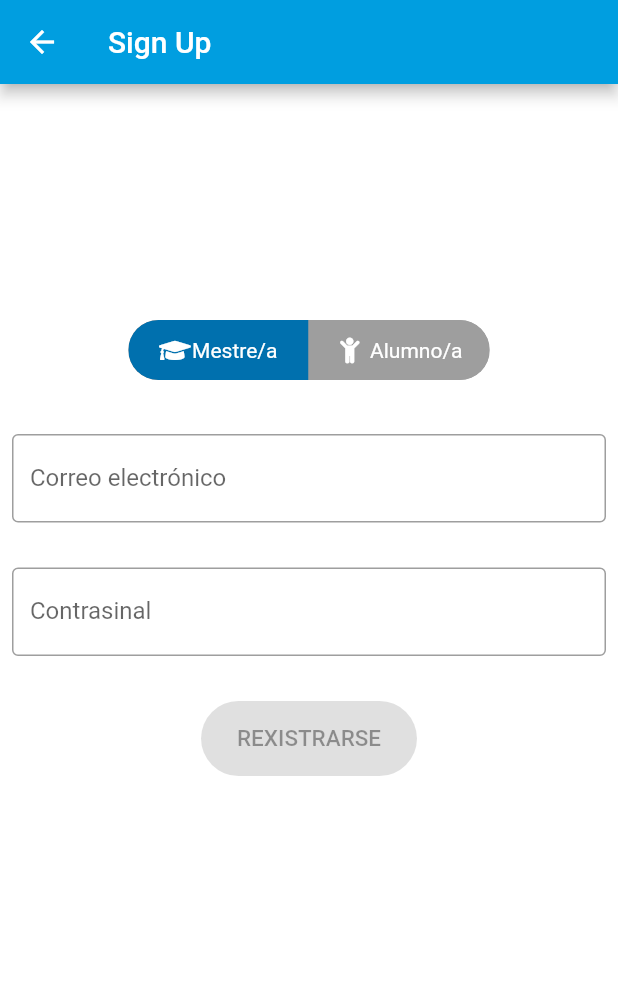
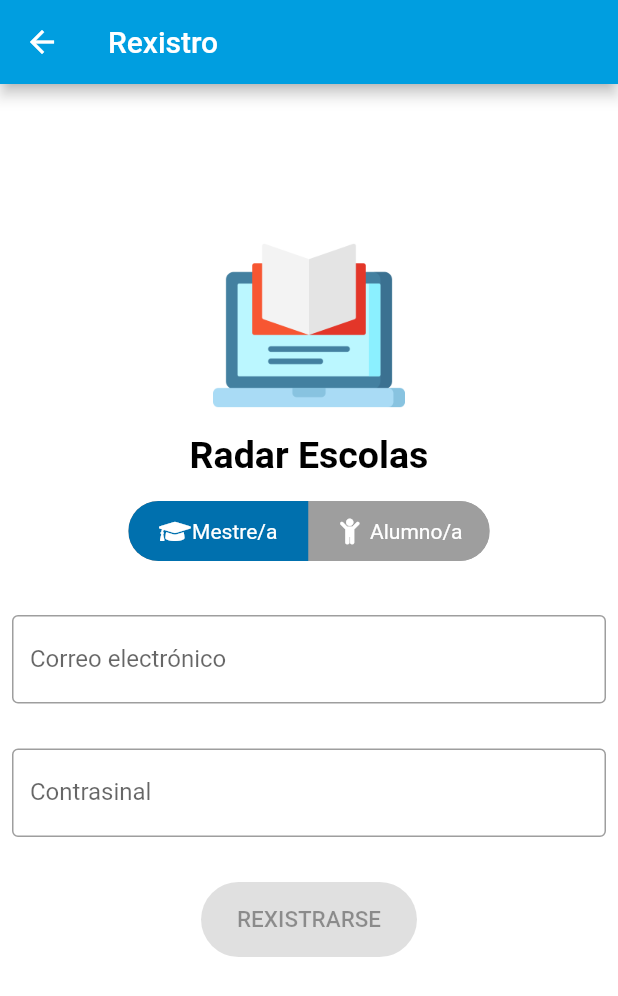
Before and after one commit to lumebits/radarescolas, a Flutter app: the screen it shows after launch, after a tap on "CREAR UNHA CONTA", on a phone screen of 412 x 824 dp. Shown: the top 996 px of the screen. Run offline on Flutter 3.47's test engine with Material 2 defaults, Android fonts, the phone set to English and light mode, and no system bars; drawn by our look-alikes of toggle_switch; our stand-ins replace bloc, cloud_firestore, equatable, firebase_auth, firebase_core, flutter_bloc and 3 more; missing offline and left inert: pedantic; accounts and stored records are empty.

Commit message:
Small fixes

```diff
--- a/lib/login/view/login_form.dart
+++ b/lib/login/view/login_form.dart
@@ -25,13 +25,21 @@ class LoginForm extends StatelessWidget {
         child: Column(
           mainAxisSize: MainAxisSize.min,
           children: [
+            Image.asset('assets/icon.png', scale: 4,),
+            const SizedBox(height: 8.0),
+            Text('Radar Escolas',
+              style: TextStyle(
+                fontSize: theme.textTheme.headline3.fontSize,
+                fontWeight: FontWeight.bold
+              )
+            ,),
             const SizedBox(height: 16.0),
             _EmailInput(),
             const SizedBox(height: 8.0),
             _PasswordInput(),
             const SizedBox(height: 8.0),
             _LoginButton(),
-            const SizedBox(height: 8.0),
+            const SizedBox(height: 16.0),
             _GoogleLoginButton(),
             const SizedBox(height: 4.0),
             _SignUpButton(),
--- a/lib/sign_up/view/sign_up_form.dart
+++ b/lib/sign_up/view/sign_up_form.dart
@@ -16,7 +16,7 @@ class SignUpForm extends StatelessWidget {
           Scaffold.of(context)
             ..hideCurrentSnackBar()
             ..showSnackBar(
-              const SnackBar(content: Text('Sign Up Failure')),
+              const SnackBar(content: Text('Erro no rexistro')),
             );
         }
       },
@@ -25,6 +25,15 @@ class SignUpForm extends StatelessWidget {
         child: Column(
           mainAxisSize: MainAxisSize.min,
           children: [
+            Image.asset('assets/icon.png', scale: 4,),
+            const SizedBox(height: 8.0),
+            Text('Radar Escolas',
+              style: TextStyle(
+                  fontSize: theme.textTheme.headline3.fontSize,
+                  fontWeight: FontWeight.bold
+              )
+              ,),
+            const SizedBox(height: 16.0),
             ToggleSwitch(
                 minWidth: 120.0,
                 initialLabelIndex: 0,
--- a/lib/sign_up/view/sign_up_page.dart
+++ b/lib/sign_up/view/sign_up_page.dart
@@ -13,7 +13,7 @@ class SignUpPage extends StatelessWidget {
   @override
   Widget build(BuildContext context) {
     return Scaffold(
-      appBar: AppBar(title: const Text('Sign Up')),
+      appBar: AppBar(title: const Text('Rexistro')),
       body: Padding(
         padding: const EdgeInsets.all(8.0),
         child: BlocProvider<SignUpCubit>(
--- a/lib/today/view/today_form.dart
+++ b/lib/today/view/today_form.dart
@@ -85,6 +85,7 @@ class _QuestionsCard extends StatelessWidget {
                 style: TextStyle(
                   color: Colors.white,
                 )),
+            tileColor: Color.fromARGB(255, 0, 112, 174),
           ),
           ListBody(
             children: [
--- a/packages/authentication_repository/lib/src/models/user.dart
+++ b/packages/authentication_repository/lib/src/models/user.dart
@@ -12,8 +12,7 @@ class RadarUser extends Equatable {
     @required this.email,
     @required this.id,
     @required this.role
-  })  : assert(role != null),
-        assert(email != null),
+  })  : assert(email != null),
         assert(id != null);
 
   /// The current user's email address.
--- a/pubspec.yaml
+++ b/pubspec.yaml
@@ -54,6 +54,9 @@ flutter_icons:
   android: "launcher_icon"
   ios: true
   image_path: "assets/icon.png"
+  image_path_ios: "assets/icon-ios.png"
+  image_path_android: "assets/icon.png"
+  adaptive_icon_background: #FFFFFF
 
 
 # The following section is specific to Flutter.
```
Also changed, not shown: assets/icon-ios.png (added), 23 other files.
